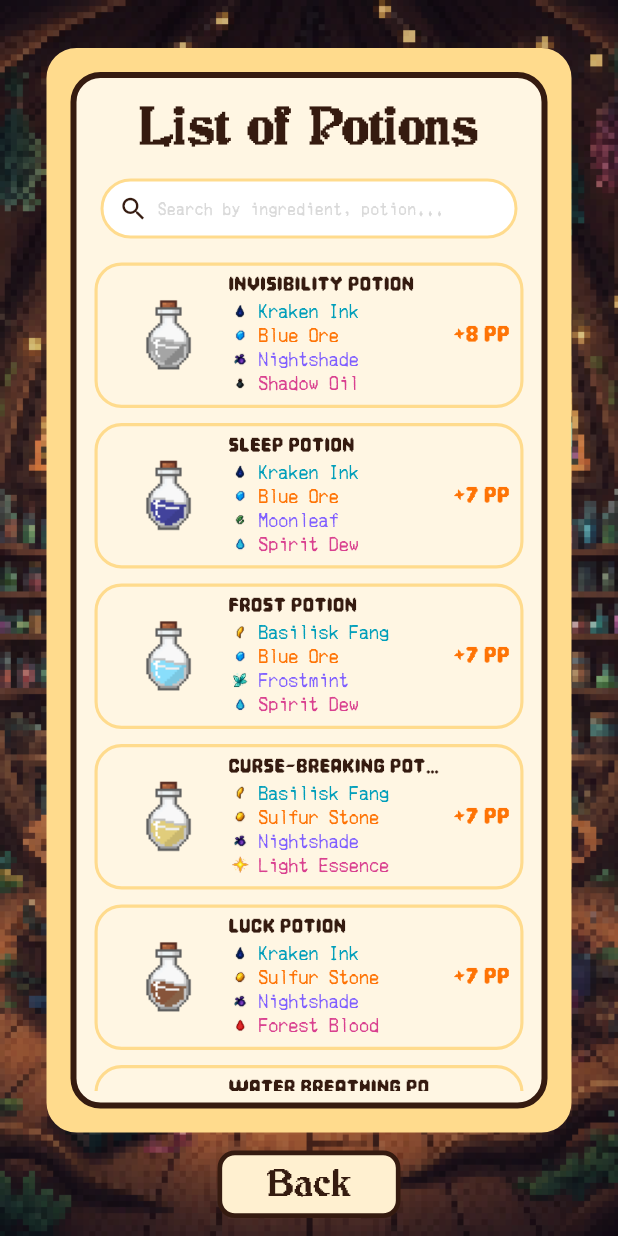
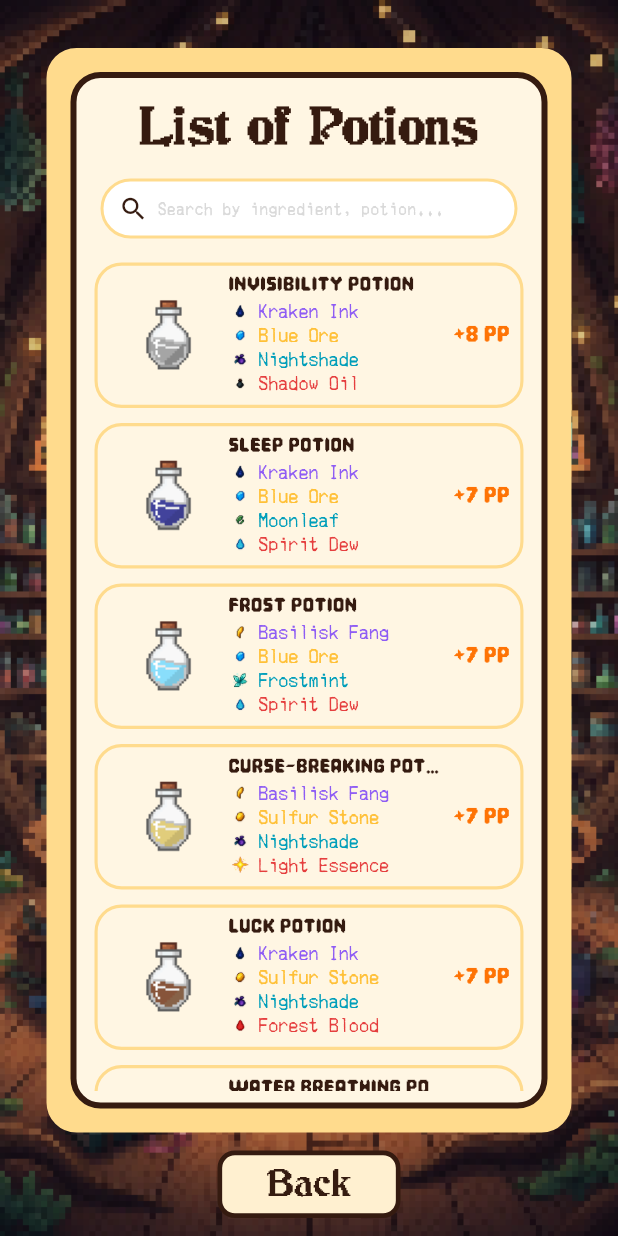
Before and after one commit to sophsar05/alchemist_folly, a Flutter app: the PotionListScreen screen opened by its route, on a phone screen of 412 x 824 dp. Run offline on Flutter 3.47's test engine with Material 3 defaults, Android fonts, the light colour scheme and no system bars.

Commit message:
Update potion_list_screen.dart

```diff
--- a/lib/screens/potion_list_screen.dart
+++ b/lib/screens/potion_list_screen.dart
@@ -29,38 +29,68 @@ class _PotionListScreenState extends State<PotionListScreen> {
   Color _colorForCategory(IngredientCategory category) {
     switch (category) {
       case IngredientCategory.herb: // Obsidian Caves – lavender/purple
-        return const Color(0xFF7F5FFF);
-      case IngredientCategory.mineral: // Sunstone Mine – orange/yellow
-        return const Color(0xFFFE7305);
-      case IngredientCategory.creature: // Azure Forest – blue
         return const Color(0xFF009EBA);
+      case IngredientCategory.mineral: // Azure Forest – blue
+        return const Color(0xFFFFC037);
+      case IngredientCategory.creature: //  Sunstone Mine – orange/yellow
+        return const Color(0xFF8E5CF4);
       case IngredientCategory.essence: // Crimson Volcano – reddish
-        return const Color(0xFFD9408F);
+        return const Color(0xFFE53E3E);
     }
   }
 
-  List<Potion> _filteredPotions(GameState game) {
-    final q = _searchText.trim().toLowerCase();
-    if (q.isEmpty) return kPotions;
+    List<Potion> _filteredPotions(GameState game) {
+    // Take the whole search string, lowercase it
+    final raw = _searchText.toLowerCase();
 
-    return kPotions.where((p) {
-      final nameMatch = p.name.toLowerCase().contains(q);
+    // Split by comma so user can search multiple things:
+    // e.g. "dragon, frost, invis"
+    final terms = raw
+        .split(',')
+        .map((s) => s.trim())
+        .where((s) => s.isNotEmpty)
+        .toList();
 
+    // If nothing meaningful was typed, show all potions
+    if (terms.isEmpty) return kPotions;
+
+    bool _matchesTerm(Potion p, String term) {
+      final t = term.toLowerCase();
+
+      // 1) Potion name, e.g. "invisibility potion"
+      if (p.name.toLowerCase().contains(t)) return true;
+
+      // 2) Ingredient names (herb, mineral, creature, essence)
       final herb = ingredientById(p.herbId);
       final mineral = ingredientById(p.mineralId);
       final creature = ingredientById(p.creatureId);
       final essence = ingredientById(p.essenceId);
 
-      final ingredientMatch = [
+      final ingredientNames = [
         herb?.name,
         mineral?.name,
         creature?.name,
         essence?.name,
-      ].whereType<String>().any(
-            (n) => n.toLowerCase().contains(q),
-          );
+      ].whereType<String>();
 
-      return nameMatch || ingredientMatch;
+      for (final name in ingredientNames) {
+        final n = name.toLowerCase();
+
+        // "dragon" will match "dragon scale"
+        if (n.contains(t)) return true;
+
+        // (Optional: first-word-starts-with behavior)
+        // final firstWord = n.split(' ').first;
+        // if (firstWord.startsWith(t)) return true;
+      }
+
+      return false;
+    }
+
+    // Keep potions where ANY of the comma-separated terms matches
+    // e.g. "dragon, frost" -> potions with dragon OR frost
+    return kPotions.where((p) {
+      return terms.any((term) => _matchesTerm(p, term));
     }).toList();
   }
 
```
